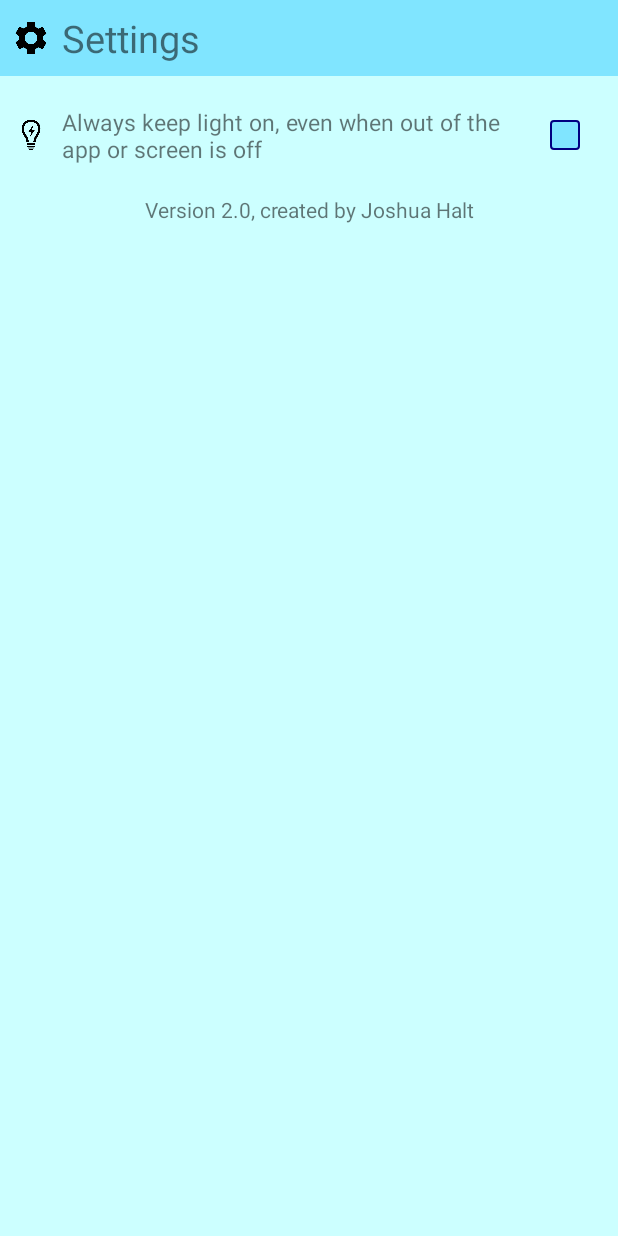
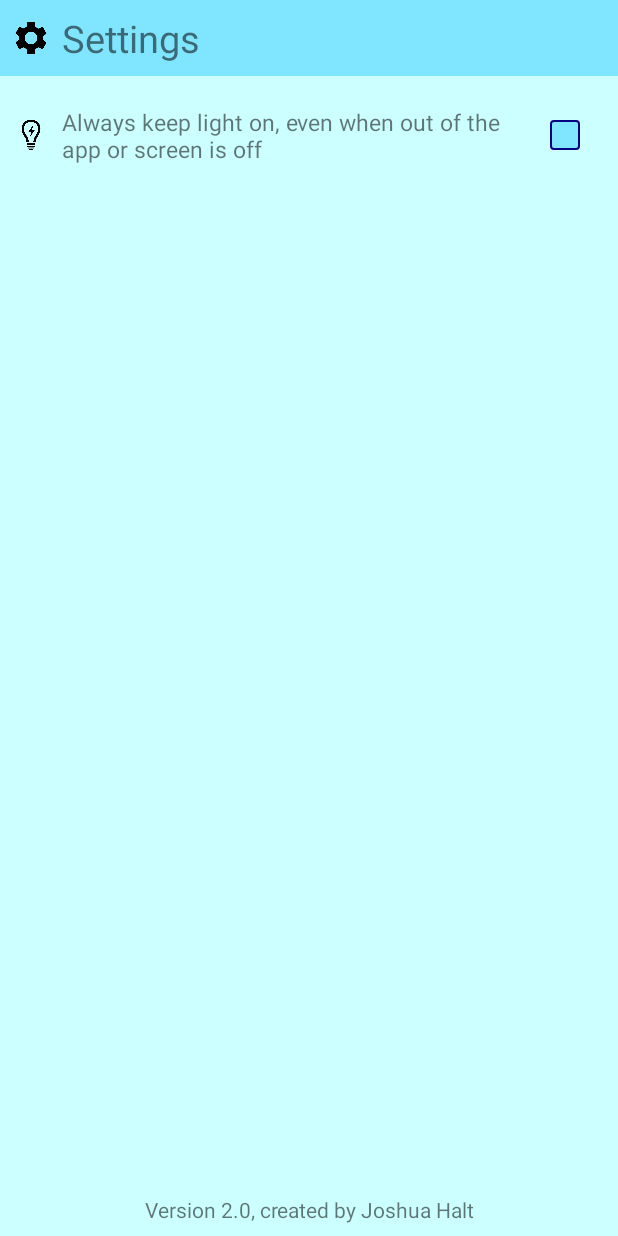
Before and after one commit to JoshuaHalt/LightMyWay, an Android app: the SettingsActivity screen opened directly, with no data from a screen before it, on a phone screen of 412 x 824 dp. Run offline under Robolectric (Android 15) with nearby library versions, the phone set to English and light mode, and no system bars.

Commit message:
- Created a checkbox image with the help of an expert graphic designer - Moved my settings message to the bottom of the screen

```diff
--- a/app/src/main/res/drawable/custom_checkbox.xml
+++ b/app/src/main/res/drawable/custom_checkbox.xml
@@ -10,14 +10,8 @@
         </shape>
     </item>
 
-    <item android:state_checked="true">
-        <shape>
-            <size android:width="20dp" android:height="20dp" />
-            <solid android:color="#ccffcc" />
-            <corners android:radius="2dp" />
-            <stroke android:width="1dp" android:color="@color/buttonBorder" />
-        </shape>
-    </item>
+    <item android:drawable="@drawable/checked" android:state_checked="true" />
+    <!--<bitmap android:src="@drawable/this_is_probably_gonna_be_blurry" />-->
 
     <item>
         <shape>
--- a/app/src/main/res/layout/activity_settings.xml
+++ b/app/src/main/res/layout/activity_settings.xml
@@ -1,8 +1,13 @@
-<LinearLayout xmlns:android="http://schemas.android.com/apk/res/android"
+<FrameLayout xmlns:android="http://schemas.android.com/apk/res/android"
     android:layout_width="match_parent"
     android:layout_height="match_parent"
     android:animateLayoutChanges="true"
     android:background="@color/background"
+    android:orientation="vertical">
+
+    <LinearLayout
+        android:layout_width="match_parent"
+        android:layout_height="match_parent"
         android:orientation="vertical">
 
         <LinearLayout
@@ -66,10 +71,14 @@
 
         </LinearLayout>
 
+    </LinearLayout>
+
     <TextView
         android:layout_width="match_parent"
         android:layout_height="wrap_content"
+        android:layout_gravity="bottom"
+        android:layout_marginBottom="@dimen/padding_small"
         android:gravity="center"
         android:text="Version 2.0, created by Joshua Halt" />
 
-</LinearLayout>
+</FrameLayout>
```
Also changed, not shown: app/src/main/res/drawable/checked.png (added). Lines whose indentation alone changed are shown as unchanged.
